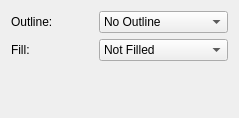
The window that krita/ui/forms/wdgshapeoptions.ui (KDE/krita) describes before a commit, drawn with Qt 5.
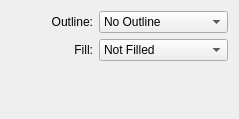
The same window after the commit.

Commit message:
Fix the alignment of labels in dialogs
Patch by Juan Palacios

The edit to the form file:
```diff
--- a/krita/ui/forms/wdgshapeoptions.ui
+++ b/krita/ui/forms/wdgshapeoptions.ui
@@ -7,7 +7,7 @@
     <x>0</x>
     <y>0</y>
     <width>239</width>
-    <height>118</height>
+    <height>119</height>
    </rect>
   </property>
   <property name="windowTitle">
@@ -21,6 +21,9 @@
        <property name="text">
         <string>Outline:</string>
        </property>
+       <property name="alignment">
+        <set>Qt::AlignRight|Qt::AlignTrailing|Qt::AlignVCenter</set>
+       </property>
       </widget>
      </item>
      <item row="0" column="1">
@@ -42,6 +45,9 @@
        <property name="text">
         <string>Fill:</string>
        </property>
+       <property name="alignment">
+        <set>Qt::AlignRight|Qt::AlignTrailing|Qt::AlignVCenter</set>
+       </property>
       </widget>
      </item>
      <item row="1" column="1">
```
The commit also changes 71 other files.
